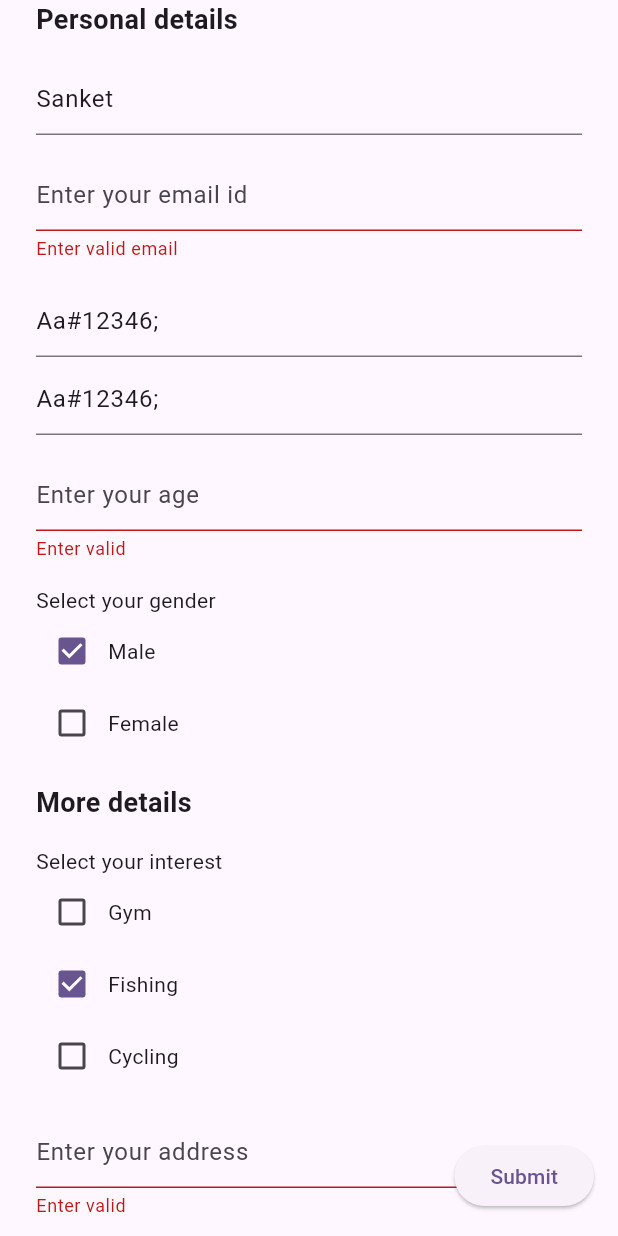
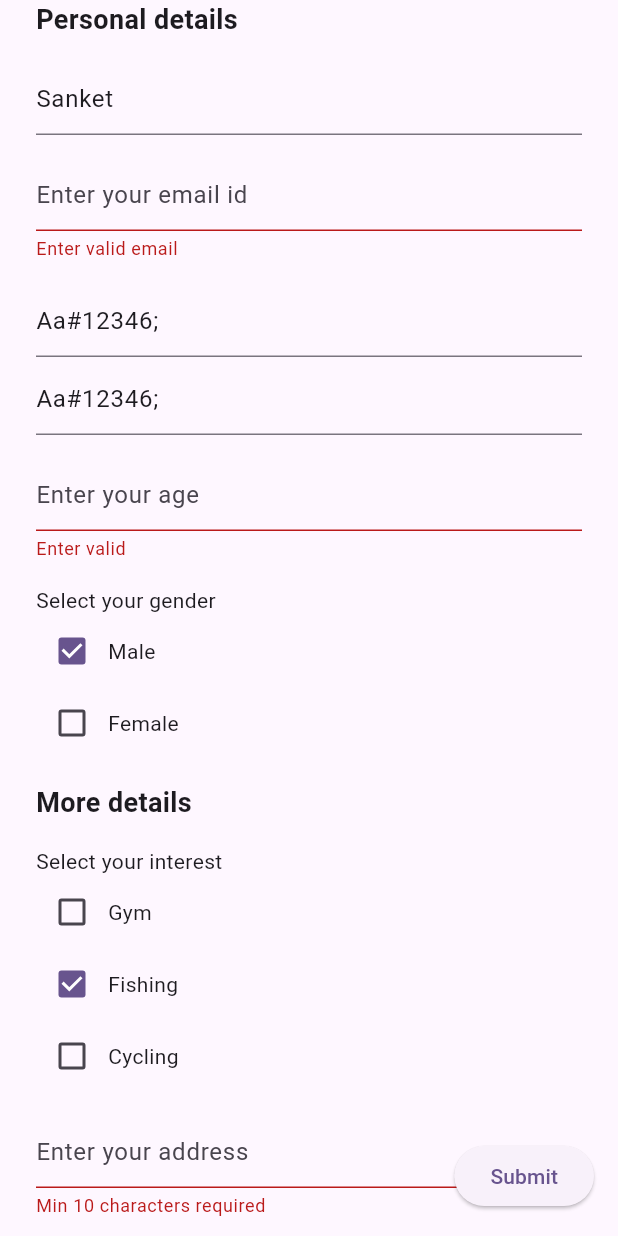
Before and after one commit to dev-naiksan/sdui-sample-flutter, a Flutter app: the screen it shows after launch, after a tap on "Submit", on a phone screen of 412 x 824 dp. Run offline on Flutter 3.47's test engine with Material 3 defaults, Android fonts, the phone set to English and light mode, and no system bars.

Commit message:
Validation fixes

```diff
--- a/assets/json/sample_response.json
+++ b/assets/json/sample_response.json
@@ -87,6 +87,7 @@
     "key": "address",
     "type": "text_field",
     "subtype": "text",
+    "min": 10,
     "placeholder": "Enter your address",
     "initial_value": null
   },
--- a/lib/validation_utils.dart
+++ b/lib/validation_utils.dart
@@ -15,8 +15,8 @@ class ValidationUtils {
       return TextFieldError("Must be $max character long");
     } else if (max != null && value.value.length > max) {
       return TextFieldError("Max $max characters allowed");
-    } else if (min != null && value.value.length > min) {
-      return TextFieldError("Min $min characters allowed");
+    } else if (min != null && value.value.length < min) {
+      return TextFieldError("Min $min characters required");
     } else if (value.value.isEmpty) {
       return TextFieldError("Enter valid");
     }
```
